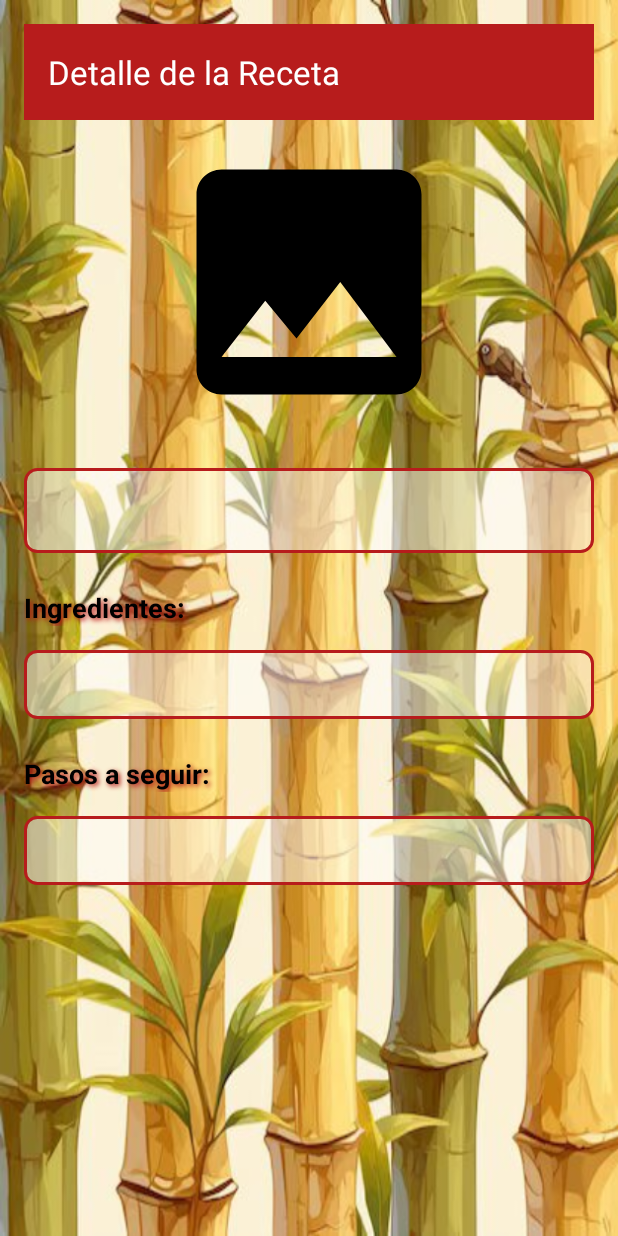
After one commit to Felipe45455/AppRecetas, an Android app: the DetalleRecetaActivity screen opened directly, with no data from a screen before it, on a phone screen of 412 x 824 dp. The commit adds this screen. Run offline under Robolectric (Android 15) with nearby library versions, the phone set to English and light mode, and no system bars.

Commit message:
Detalle Receta
Funcionalidad y vista del detalle receta

```diff
--- a/app/src/main/AndroidManifest.xml
+++ b/app/src/main/AndroidManifest.xml
@@ -27,9 +27,11 @@
         android:theme="@style/Theme.AppRecetas"
         tools:targetApi="31">
         <activity
+            android:name=".DetalleRecetaActivity"
+            android:exported="false" />
+        <activity
             android:name=".AgregarRecetaActivity"
-            android:exported="false" />
-        <!-- FileProvider para manejar fotos de la cámara -->
+            android:exported="false" /> <!-- FileProvider para manejar fotos de la cámara -->
         <provider
             android:name="androidx.core.content.FileProvider"
             android:authorities="${applicationId}.provider"
--- /dev/null
+++ b/app/src/main/java/com/example/apprecetas/DetalleRecetaActivity.kt
@@ -0,0 +1,102 @@
+package com.example.apprecetas
+
+import android.Manifest
+import android.content.pm.PackageManager
+import android.net.Uri
+import android.os.Build
+import android.os.Bundle
+import android.widget.ImageView
+import android.widget.TextView
+import android.widget.Toast
+import androidx.appcompat.app.AppCompatActivity
+import androidx.core.app.ActivityCompat
+import androidx.core.content.ContextCompat
+import com.bumptech.glide.Glide
+import android.util.Log
+import androidx.activity.enableEdgeToEdge
+
+class DetalleRecetaActivity : AppCompatActivity() {
+
+    companion object {
+        private const val PERMISSION_REQUEST_CODE = 1001
+    }
+
+    override fun onCreate(savedInstanceState: Bundle?) {
+        super.onCreate(savedInstanceState)
+        setContentView(R.layout.activity_detalle_receta)
+        enableEdgeToEdge()
+        val nombre = intent.getStringExtra(MainActivity.EXTRA_NOMBRE)
+        val ingredientes = intent.getStringExtra(MainActivity.EXTRA_INGREDIENTES)
+        val pasos = intent.getStringExtra(MainActivity.EXTRA_PASOS)
+        val imagenUriString = intent.getStringExtra(MainActivity.EXTRA_IMAGEN_URI)
+
+        findViewById<TextView>(R.id.tvTituloReceta).text = nombre
+        findViewById<TextView>(R.id.tvIngredientes).text = ingredientes
+        findViewById<TextView>(R.id.tvPasos).text = pasos
+
+        val ivDetalleReceta = findViewById<ImageView>(R.id.ivDetalleReceta)
+
+        // Display Toast to verify if we are reaching this point
+        Toast.makeText(this, "Receta cargada: $nombre", Toast.LENGTH_SHORT).show()
+
+        // Check for permissions if the device is Android 13 or higher
+        if (Build.VERSION.SDK_INT >= Build.VERSION_CODES.TIRAMISU) {
+            if (ContextCompat.checkSelfPermission(
+                    this,
+                    Manifest.permission.READ_MEDIA_IMAGES
+                ) != PackageManager.PERMISSION_GRANTED
+            ) {
+                Toast.makeText(this, "Solicitando permiso para acceder a imágenes", Toast.LENGTH_SHORT).show()
+                ActivityCompat.requestPermissions(
+                    this,
+                    arrayOf(Manifest.permission.READ_MEDIA_IMAGES),
+                    PERMISSION_REQUEST_CODE
+                )
+            } else {
+                Toast.makeText(this, "Permiso ya concedido. Cargando imagen.", Toast.LENGTH_SHORT).show()
+                loadImage(imagenUriString, ivDetalleReceta)
+            }
+        } else {
+            Toast.makeText(this, "Android < 13, Cargando imagen.", Toast.LENGTH_SHORT).show()
+            loadImage(imagenUriString, ivDetalleReceta)
+        }
+    }
+
+    private fun loadImage(imagenUriString: String?, ivDetalleReceta: ImageView) {
+        imagenUriString?.let { uriString ->
+            Log.d("DetalleRecetaActivity", "Cargando imagen desde URI: $uriString")
+            Toast.makeText(this, "Cargando imagen desde URI: $uriString", Toast.LENGTH_SHORT).show()
+            val uri = Uri.parse(uriString)
+
+            // Usar Glide para cargar la imagen desde el URI
+            Glide.with(this)
+                .load(uri)
+                .centerCrop()
+                .into(ivDetalleReceta)
+        } ?: run {
+            Toast.makeText(this, "La URI de la imagen está vacía.", Toast.LENGTH_SHORT).show()
+        }
+    }
+
+    override fun onRequestPermissionsResult(
+        requestCode: Int,
+        permissions: Array<out String>,
+        grantResults: IntArray
+    ) {
+        super.onRequestPermissionsResult(requestCode, permissions, grantResults)
+
+        if (requestCode == PERMISSION_REQUEST_CODE) {
+            if (grantResults.isNotEmpty() && grantResults[0] == PackageManager.PERMISSION_GRANTED) {
+                Toast.makeText(this, "Permiso concedido para acceder a imágenes.", Toast.LENGTH_SHORT).show()
+                Log.d("DetalleRecetaActivity", "Permiso de acceso a imágenes concedido.")
+                // Retry loading the image after permission is granted
+                val imagenUriString = intent.getStringExtra(MainActivity.EXTRA_IMAGEN_URI)
+                val ivDetalleReceta = findViewById<ImageView>(R.id.ivDetalleReceta)
+                loadImage(imagenUriString, ivDetalleReceta)
+            } else {
+                Toast.makeText(this, "Permiso denegado para acceder a imágenes.", Toast.LENGTH_SHORT).show()
+                Log.d("DetalleRecetaActivity", "Permiso de acceso a imágenes denegado.")
+            }
+        }
+    }
+}
--- /dev/null
+++ b/app/src/main/res/drawable/background_textview.xml
@@ -0,0 +1,9 @@
+<?xml version="1.0" encoding="utf-8"?>
+<shape xmlns:android="http://schemas.android.com/apk/res/android">
+    <!-- Fondo blanco semitransparente -->
+    <solid android:color="#80FFFFFF"/>
+    <!-- Borde rojo -->
+    <stroke android:color="#B71C1C" android:width="2dp"/>
+    <!-- Esquinas redondeadas -->
+    <corners android:radius="8dp"/>
+</shape>
--- a/app/src/main/res/layout/activity_agregar_receta.xml
+++ b/app/src/main/res/layout/activity_agregar_receta.xml
@@ -18,6 +18,7 @@
             android:layout_height="wrap_content"
             android:background="#B71C1C"
             app:title="Nueva Receta"
+            android:layout_marginBottom="8dp"
             app:titleTextColor="@android:color/white" />
 
 
--- /dev/null
+++ b/app/src/main/res/layout/activity_detalle_receta.xml
@@ -0,0 +1,93 @@
+<?xml version="1.0" encoding="utf-8"?>
+<FrameLayout xmlns:android="http://schemas.android.com/apk/res/android"
+    xmlns:app="http://schemas.android.com/apk/res-auto"
+    android:layout_width="match_parent"
+    android:layout_height="match_parent"
+    android:background="@drawable/background_bambu">
+
+    <!-- Contenedor para el contenido, que no se desplazará -->
+    <LinearLayout
+        android:layout_width="match_parent"
+        android:layout_height="wrap_content"
+        android:gravity="center"
+        android:orientation="vertical"
+        android:padding="16dp">
+
+        <com.google.android.material.appbar.MaterialToolbar
+            android:id="@+id/toolbar"
+            android:layout_width="match_parent"
+            android:layout_height="wrap_content"
+            android:layout_marginBottom="8dp"
+            android:background="#B71C1C"
+            app:title="Detalle de la Receta"
+            app:titleTextColor="@android:color/white" />
+
+        <!-- Imagen de la receta -->
+        <ImageView
+            android:id="@+id/ivDetalleReceta"
+            android:layout_width="200dp"
+            android:layout_height="200dp"
+            android:layout_gravity="center_horizontal"
+            android:layout_marginBottom="24dp"
+            android:scaleType="centerCrop"
+            android:src="@drawable/ic_image_placeholder" />
+
+        <TextView
+            android:id="@+id/tvTituloReceta"
+            style="@style/CustomTextViewTitle"
+            android:layout_width="match_parent"
+            android:layout_height="wrap_content"
+            android:layout_marginBottom="24dp"
+            android:textColor="#000000"
+            android:gravity="center"
+            android:textSize="24sp"
+            android:textStyle="bold" />
+
+        <!-- Ingredientes -->
+        <TextView
+            android:layout_width="match_parent"
+            android:layout_height="wrap_content"
+            android:layout_marginBottom="16dp"
+            android:text="Ingredientes:"
+            android:textColor="#000000"
+            android:shadowColor="#B71C1C"
+            android:shadowDx="2"
+            android:shadowDy="2"
+            android:shadowRadius="4"
+            android:textSize="18sp"
+            android:textStyle="bold" />
+
+        <TextView
+            android:id="@+id/tvIngredientes"
+            style="@style/CustomTextViewTitle"
+            android:layout_width="match_parent"
+            android:layout_height="wrap_content"
+            android:layout_marginBottom="24dp"
+            android:textColor="#000000"
+            android:textSize="16sp" />
+
+        <!-- Pasos a seguir -->
+        <TextView
+            android:layout_width="match_parent"
+            android:layout_height="wrap_content"
+            android:layout_marginBottom="16dp"
+            android:text="Pasos a seguir:"
+            android:textColor="#000000"
+            android:textSize="18sp"
+            android:shadowColor="#B71C1C"
+            android:shadowDx="2"
+            android:shadowDy="2"
+            android:shadowRadius="4"
+            android:textStyle="bold" />
+
+        <TextView
+            android:id="@+id/tvPasos"
+            style="@style/CustomTextViewTitle"
+            android:layout_width="match_parent"
+            android:layout_height="wrap_content"
+            android:layout_marginBottom="24dp"
+            android:textColor="#000000"
+            android:textSize="16sp" />
+
+    </LinearLayout>
+</FrameLayout>
--- a/app/src/main/res/values/styles.xml
+++ b/app/src/main/res/values/styles.xml
@@ -12,4 +12,14 @@
         <!-- Fondo blanco semitransparente -->
         <item name="boxBackgroundColor">#80FFFFFF</item>
     </style>
+
+    <!-- Estilo para un título con un tamaño de texto mayor -->
+    <style name="CustomTextViewTitle" parent="TextAppearance.AppCompat">
+        <item name="android:textColor">@color/black</item>
+        <item name="android:textSize">24sp</item>
+        <item name="android:textStyle">bold</item>
+        <item name="android:background">@drawable/background_textview</item>
+        <item name="android:layout_marginBottom">24dp</item>
+        <item name="android:padding">12dp</item>
+    </style>
 </resources>
```
